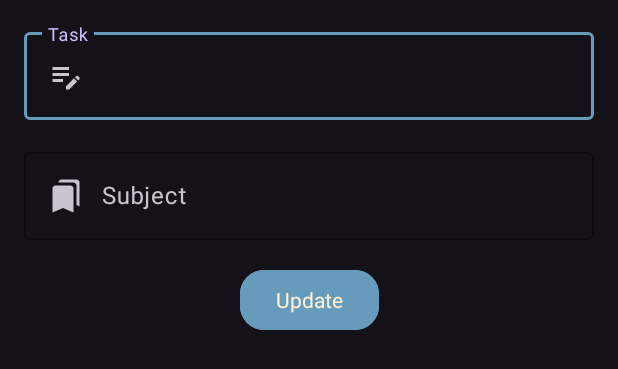
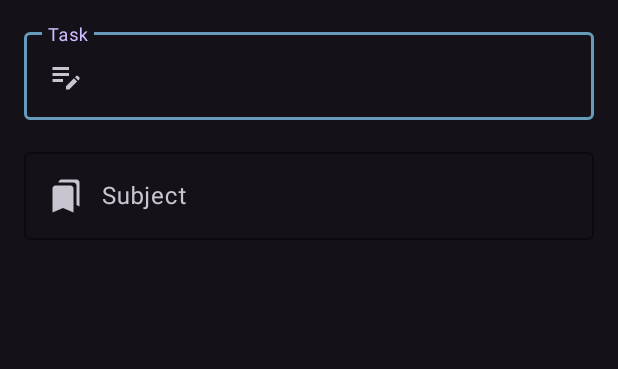
Before and after one commit to Sendiko/Homework-Manager-2.0, an Android app: the layout update.xml on its own in the app's theme, with its tools: preview values and no code run, on a phone screen of 412 x 824 dp. Shown: the top 369 px of the screen. Run offline under Robolectric (Android 15) with nearby library versions, the phone set to English and light mode, and no system bars.

Commit message:
minor ui changes

```diff
--- a/app/src/main/res/layout/activity_main.xml
+++ b/app/src/main/res/layout/activity_main.xml
@@ -12,7 +12,7 @@
         android:layout_width="wrap_content"
         android:layout_height="wrap_content"
         android:layout_marginBottom="16dp"
-        android:visibility="visible"
+        android:visibility="gone"
         android:backgroundTint="@color/lightblue"
         android:clickable="true"
         android:contentDescription="@string/todo"
@@ -26,7 +26,7 @@
         android:id="@+id/button_delete_all"
         android:layout_width="wrap_content"
         android:layout_height="wrap_content"
-        android:visibility="visible"
+        android:visibility="gone"
         android:layout_marginBottom="16dp"
         android:backgroundTint="@color/lightblue"
         android:clickable="true"
@@ -43,7 +43,7 @@
         android:layout_height="wrap_content"
         android:clickable="true"
         android:backgroundTint="@color/lightblue"
-        android:visibility="visible"
+        android:visibility="gone"
         android:layout_marginBottom="24dp"
         android:src="@drawable/ic_baseline_playlist_add_24"
         app:layout_constraintBottom_toTopOf="@+id/button_menu"
--- a/app/src/main/res/layout/update.xml
+++ b/app/src/main/res/layout/update.xml
@@ -36,10 +36,12 @@
         android:layout_marginStart="16dp"
         android:layout_marginTop="16dp"
         android:layout_marginEnd="16dp"
+        android:layout_marginBottom="16dp"
         app:boxStrokeColor="@color/lightblue"
         app:layout_constraintEnd_toEndOf="parent"
         app:layout_constraintHorizontal_bias="0.0"
         app:layout_constraintStart_toStartOf="parent"
+        app:layout_constraintBottom_toBottomOf="parent"
         app:layout_constraintTop_toBottomOf="@id/textInputLayout">
 
         <com.google.android.material.textfield.TextInputEditText
@@ -55,18 +57,4 @@
             android:textCursorDrawable="@color/lightblue" />
     </com.google.android.material.textfield.TextInputLayout>
 
-    <Button
-        android:id="@+id/button_save_update"
-        android:layout_width="wrap_content"
-        style="@style/Widget.Material3.FloatingActionButton.Primary"
-        android:layout_height="wrap_content"
-        android:layout_marginTop="16dp"
-        android:backgroundTint="@color/lightblue"
-        android:textColor="@color/almostwhite"
-        android:text="@string/update"
-        android:layout_marginBottom="16dp"
-        app:layout_constraintBottom_toBottomOf="parent"
-        app:layout_constraintEnd_toEndOf="parent"
-        app:layout_constraintStart_toStartOf="parent"
-        app:layout_constraintTop_toBottomOf="@+id/textInputLayout1" />
 </androidx.constraintlayout.widget.ConstraintLayout>
```
